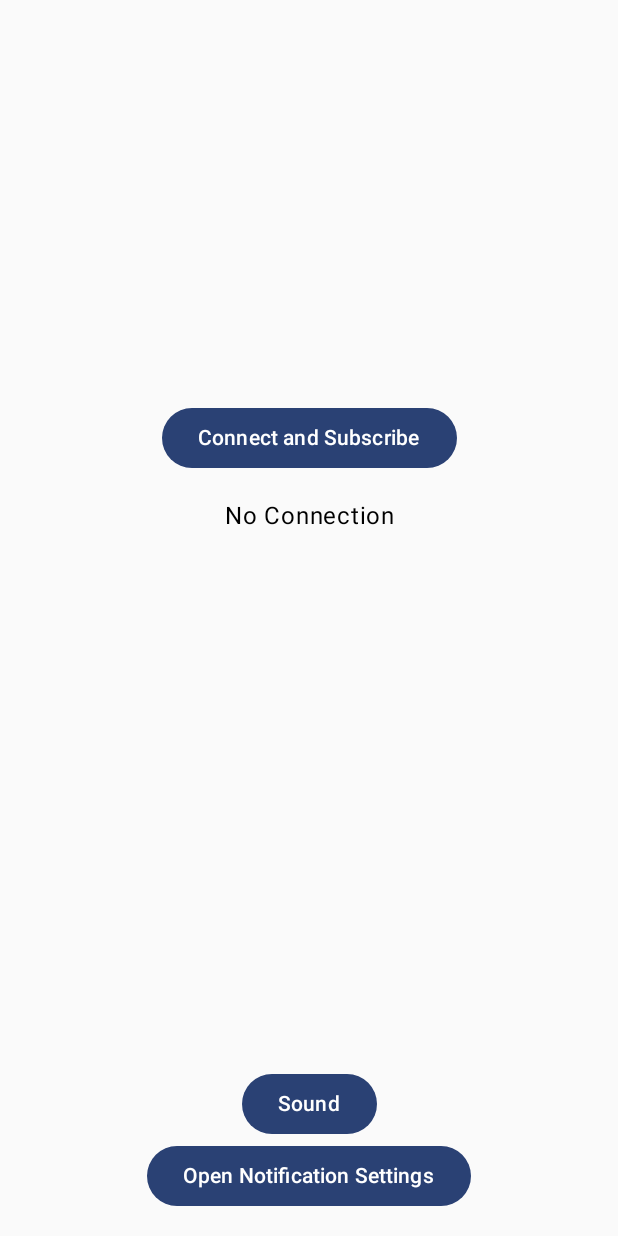
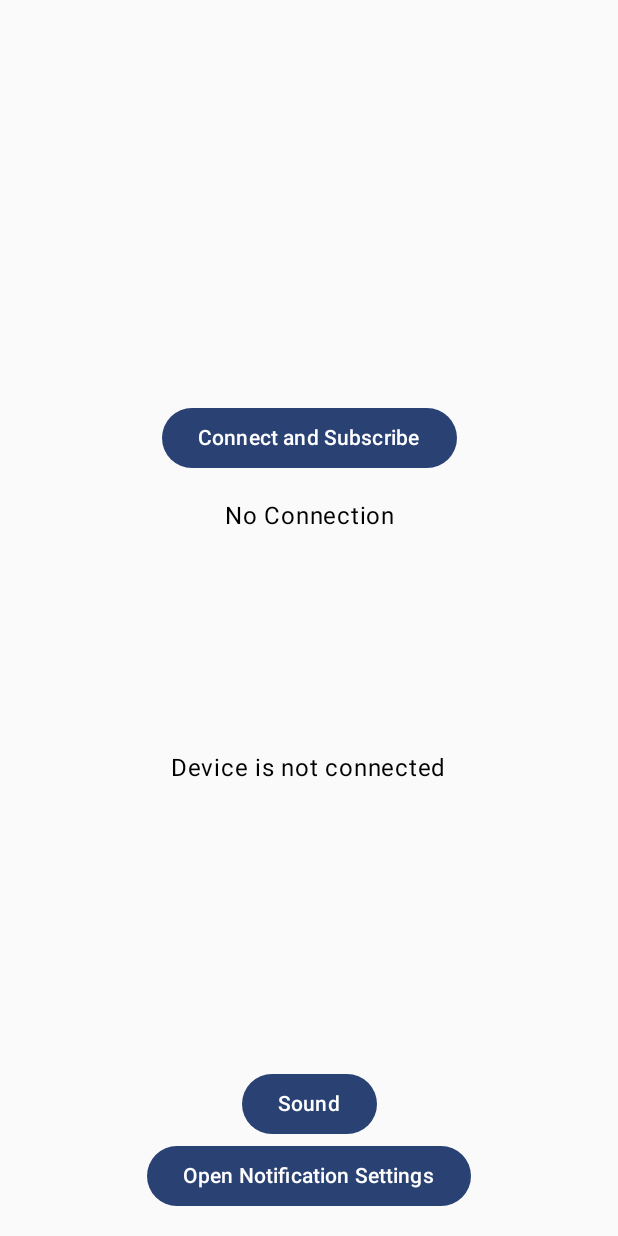
Before and after one commit to Mikokii/Wi-Fi-Alarm-System, an Android app built with Jetpack Compose: the screen it shows after launch (MainActivity), on a phone screen of 412 x 824 dp. Run offline under Robolectric (Android 15) with nearby library versions, the phone set to English and light mode, and no system bars; libraries missing offline, so code that uses them is left out: com.hivemq.client.

Commit message:
Added device ON and OFF state handling in android

```diff
--- a/WiFi_Alarm_System_App/app/src/main/java/com/example/wifi_alarm_system/ConnectionMaker.kt
+++ b/WiFi_Alarm_System_App/app/src/main/java/com/example/wifi_alarm_system/ConnectionMaker.kt
@@ -39,6 +39,14 @@ class ConnectionMaker {
                 }
                 .send()
 
+            client.toAsync().subscribeWith()
+                .topicFilter("ON")
+                .callback { publish: Mqtt5Publish ->
+                    val message = String(publish.payloadAsBytes)
+                    onMessageReceived(message)
+                }
+                .send()
+
             connAckMessage.reasonCode.toString()
         } catch (e: Exception){
             e.message ?: "Unknown error"
--- a/WiFi_Alarm_System_App/app/src/main/java/com/example/wifi_alarm_system/MainActivity.kt
+++ b/WiFi_Alarm_System_App/app/src/main/java/com/example/wifi_alarm_system/MainActivity.kt
@@ -1,7 +1,6 @@
 package com.example.wifi_alarm_system
 
 import android.Manifest
-import android.app.NotificationManager
 import android.content.Context
 import android.content.Intent
 import android.content.pm.PackageManager
@@ -41,10 +40,11 @@ class MainActivity : ComponentActivity() {
         val connectionMaker = ConnectionMaker()
         setContent {
             WiFi_Alarm_SystemTheme {
-                val vibrator = getSystemService(Context.VIBRATOR_SERVICE) as Vibrator
                 var movementMessages by remember { mutableStateOf(listOf<String>()) }
                 var startingMessage by remember { mutableStateOf("") }
+                var onMessage by remember { mutableStateOf("") }
                 var connectionResult by remember { mutableStateOf("") }
+                var connectionError = false
 
                 val context = LocalContext.current
                 var hasNotificationPermission by remember {
@@ -76,13 +76,20 @@ class MainActivity : ComponentActivity() {
                                     "movement" in message -> {
                                         // Update the list of movement messages
                                         movementMessages = (movementMessages + message).takeLast(5)
+                                        connectionError = false
                                     }
                                     "starting" in message -> {
-                                        // Update the list of startin messages
+                                        // Update the starting message
                                         startingMessage = message
+                                        connectionError = false
+                                    }
+                                    "ON" in message -> {
+                                        //Update the ON message
+                                        onMessage = message
+                                        connectionError = false
                                     }
                                     else -> {
-                                        startingMessage = "ERROR"
+                                        connectionError = true
                                     }
                                 }
                             }
@@ -109,9 +116,11 @@ class MainActivity : ComponentActivity() {
                     .absoluteOffset(0.dp, 100.dp),
                     contentAlignment = Alignment.Center) {
                     Column(horizontalAlignment = Alignment.CenterHorizontally) {
-                        if (startingMessage == "ERROR"){
+                        if (connectionError){
                             Text(text = "ERROR")
-                        } else if (startingMessage.isNotEmpty() && startingMessage.length >= 2 && startingMessage[startingMessage.length - 2] == '1'){
+                        } else if(onMessage.isNotEmpty() && onMessage.length >= 2 && onMessage[onMessage.length-2] == '1'){
+                            Text(text = "Device is ON")
+                            if (startingMessage.isNotEmpty() && startingMessage.length >= 2 && startingMessage[startingMessage.length - 2] == '1'){
                                 Text(text = "Alarm system is starting")
                             } else {
                                 // Display the last five messages
@@ -133,6 +142,11 @@ class MainActivity : ComponentActivity() {
                                         vibrate()
                                     }
                                 }
+                            }
+                        } else if (onMessage.isNotEmpty() && onMessage.length >= 2 && onMessage[onMessage.length-2] == '0'){
+                            Text(text = "Device is OFF")
+                        } else {
+                            Text(text = "Device is not connected")
                         }
                     }
                 }
```
Lines whose indentation alone changed are shown as unchanged.
